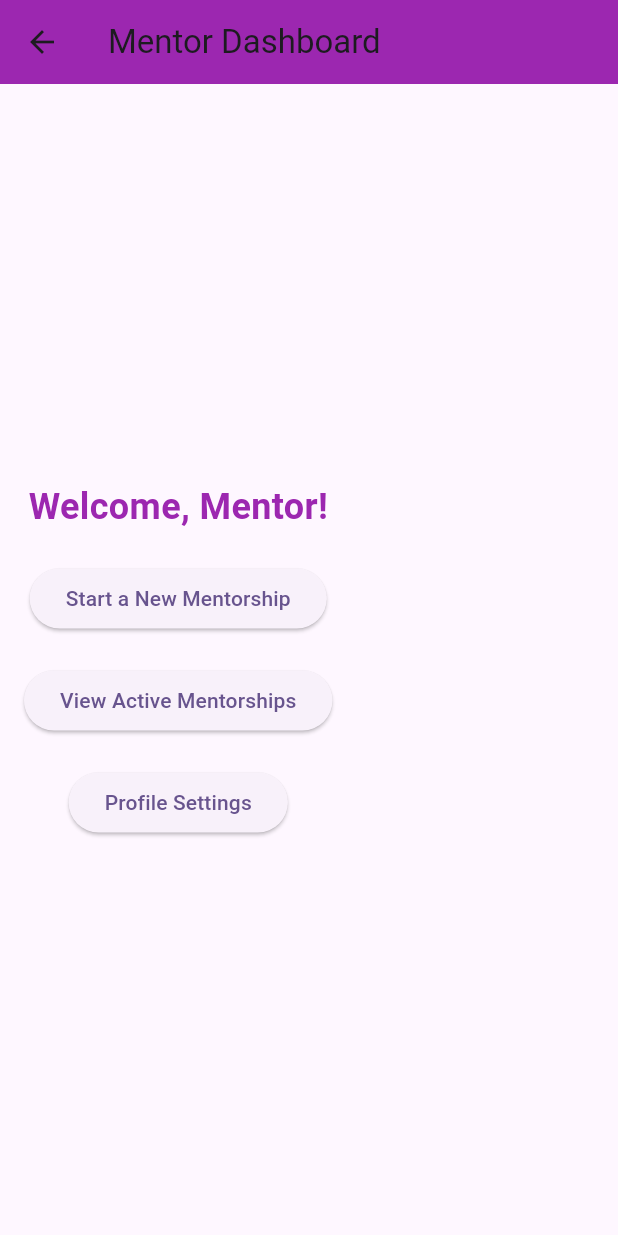
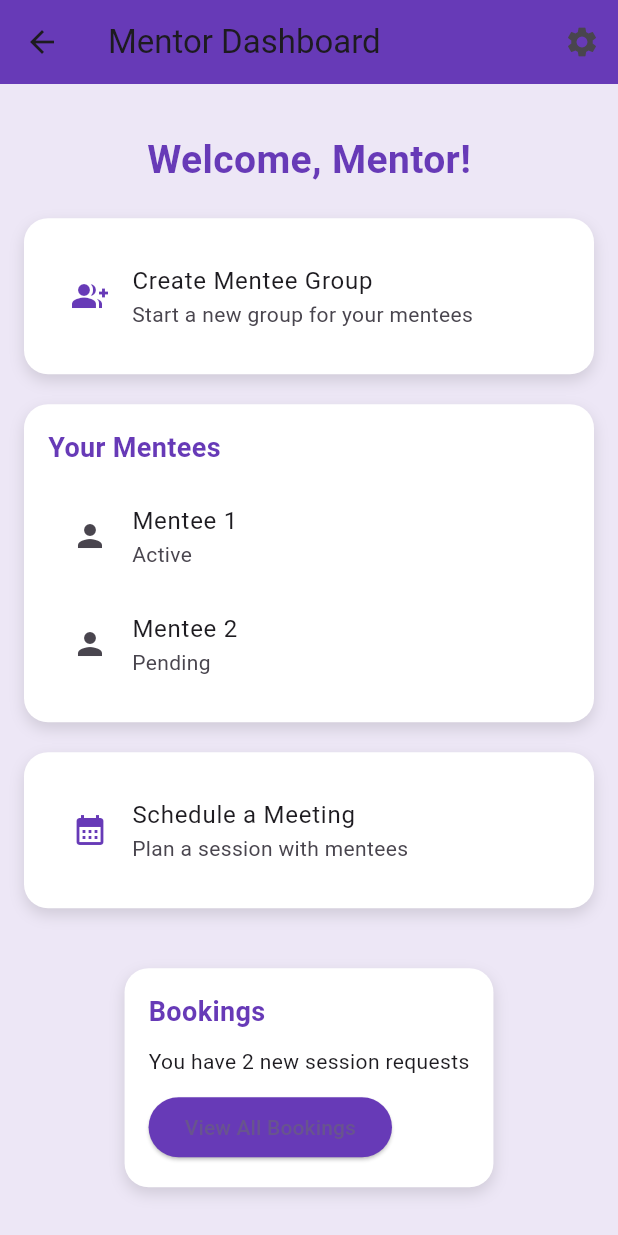
Before and after one commit to Miss-Kwara/guidami, a Flutter app: the MentorDashboard screen opened directly, on a phone screen of 412 x 824 dp. Run offline on Flutter 3.47's test engine with Material 3 defaults, Android fonts, the phone set to English and light mode, and no system bars.

Commit message:
push aggiornato

```diff
--- a/lib/main.dart
+++ b/lib/main.dart
@@ -1,5 +1,9 @@
 import 'package:flutter/material.dart';
-import 'package:guidami/screens/auth/login_screen.dart';  // Import the login screen
+import 'package:guidami/routes/app_routes.dart';
+import 'package:guidami/screens/auth/login_screen.dart';
+import 'package:guidami/screens/onboarding/role_selection_screen.dart';
+import 'package:guidami/screens/auth/dashboard/mentor_dashboard.dart';
+import 'package:guidami/screens/auth/dashboard/mentee_dashboard.dart';
 
 void main() {
   runApp(const MyApp());
@@ -15,7 +19,13 @@ class MyApp extends StatelessWidget {
       theme: ThemeData(
         colorScheme: ColorScheme.fromSeed(seedColor: Colors.deepPurple),
       ),
-      home: const LoginScreen(), // Set the LoginScreen as the home
+      initialRoute: AppRoutes.login,
+      routes: {
+        AppRoutes.login: (context) => const LoginScreen(),
+        AppRoutes.roleSelection: (context) => const RoleSelectionScreen(),
+        AppRoutes.mentorDashboard: (context) => const MentorDashboard(),
+        AppRoutes.menteeDashboard: (context) => const MenteeDashboard(),
+      },
     );
   }
 }
--- a/lib/routes/app_routes.dart
+++ b/lib/routes/app_routes.dart
@@ -0,0 +1,7 @@
+class AppRoutes {
+  static const String login = '/login';
+  static const String roleSelection = '/roleSelection';
+  static const String mentorDashboard = '/mentorDashboard';
+  static const String menteeDashboard = '/menteeDashboard';
+  static const String signup = '/signup';
+}
--- a/lib/screens/auth/dashboard/mentor_dashboard.dart
+++ b/lib/screens/auth/dashboard/mentor_dashboard.dart
@@ -8,48 +8,162 @@ class MentorDashboard extends StatelessWidget {
     return Scaffold(
       appBar: AppBar(
         title: const Text("Mentor Dashboard"),
-        backgroundColor: Colors.purple,
+        backgroundColor: Colors.deepPurple,
+        actions: [
+          IconButton(
+            icon: const Icon(Icons.settings),
+            onPressed: () {
+              // Navigate to settings
+            },
+          )
+        ],
       ),
-      body: Padding(
-        padding: const EdgeInsets.all(16.0),
+      body: Center(
+        child: ConstrainedBox(
+          constraints: const BoxConstraints(maxWidth: 600),
+          child: Padding(
+            padding: const EdgeInsets.symmetric(horizontal: 16.0, vertical: 20),
+            child: SingleChildScrollView(
               child: Column(
-          mainAxisAlignment: MainAxisAlignment.center,
-          children: <Widget>[
+                children: [
                   const Text(
                     'Welcome, Mentor!',
                     style: TextStyle(
-                fontSize: 24,
+                      fontSize: 26,
                       fontWeight: FontWeight.bold,
-                color: Colors.purple,
+                      color: Colors.deepPurple,
                     ),
                   ),
                   const SizedBox(height: 20),
-            // A button or card for setting up a new mentorship
-            ElevatedButton(
-              onPressed: () {
-                // Add your functionality here
+
+                  // Create Mentee Group
+                  _buildCard(
+                    icon: Icons.group_add,
+                    title: "Create Mentee Group",
+                    subtitle: "Start a new group for your mentees",
+                    onTap: () {
+                      // Functionality to create group
                     },
-              child: const Text("Start a New Mentorship"),
                   ),
-            const SizedBox(height: 20),
-            // A button for viewing active mentorships
-            ElevatedButton(
-              onPressed: () {
-                // Add your functionality here
-              },
-              child: const Text("View Active Mentorships"),
+
+                  // List of Mentees
+                  Container(
+                    margin: const EdgeInsets.only(bottom: 20),
+                    padding: const EdgeInsets.all(16),
+                    decoration: _boxDecoration(),
+                    child: Column(
+                      crossAxisAlignment: CrossAxisAlignment.start,
+                      children: [
+                        const Text(
+                          "Your Mentees",
+                          style: TextStyle(
+                            fontSize: 18,
+                            fontWeight: FontWeight.bold,
+                            color: Colors.deepPurple,
                           ),
-            const SizedBox(height: 20),
-            // A button for settings or profile management
-            ElevatedButton(
-              onPressed: () {
-                // Add your functionality here
-              },
-              child: const Text("Profile Settings"),
+                        ),
+                        const SizedBox(height: 10),
+                        ListView(
+                          shrinkWrap: true,
+                          physics: const NeverScrollableScrollPhysics(),
+                          children: const [
+                            ListTile(
+                              leading: Icon(Icons.person),
+                              title: Text("Mentee 1"),
+                              subtitle: Text("Active"),
+                            ),
+                            ListTile(
+                              leading: Icon(Icons.person),
+                              title: Text("Mentee 2"),
+                              subtitle: Text("Pending"),
+                            ),
+                          ],
                         ),
                       ],
                     ),
                   ),
+
+                  // Schedule a Meeting
+                  _buildCard(
+                    icon: Icons.calendar_month,
+                    title: "Schedule a Meeting",
+                    subtitle: "Plan a session with mentees",
+                    onTap: () {
+                      // Schedule meeting logic
+                    },
+                  ),
+
+                  // Bookings Section
+                  Container(
+                    margin: const EdgeInsets.only(top: 20),
+                    padding: const EdgeInsets.all(16),
+                    decoration: _boxDecoration(),
+                    child: Column(
+                      crossAxisAlignment: CrossAxisAlignment.start,
+                      children: [
+                        const Text(
+                          "Bookings",
+                          style: TextStyle(
+                            fontSize: 18,
+                            fontWeight: FontWeight.bold,
+                            color: Colors.deepPurple,
+                          ),
+                        ),
+                        const SizedBox(height: 10),
+                        const Text("You have 2 new session requests"),
+                        const SizedBox(height: 10),
+                        ElevatedButton(
+                          onPressed: () {
+                            // Navigate to bookings screen
+                          },
+                          style: ElevatedButton.styleFrom(
+                            backgroundColor: Colors.deepPurple,
+                          ),
+                          child: const Text("View All Bookings"),
+                        ),
+                      ],
+                    ),
+                  ),
+                ],
+              ),
+            ),
+          ),
+        ),
+      ),
+      backgroundColor: Colors.deepPurple.shade50,
+    );
+  }
+
+  BoxDecoration _boxDecoration() {
+    return BoxDecoration(
+      color: Colors.white,
+      borderRadius: BorderRadius.circular(16),
+      boxShadow: const [
+        BoxShadow(
+          color: Colors.black12,
+          blurRadius: 8,
+          offset: Offset(0, 4),
+        ),
+      ],
+    );
+  }
+
+  Widget _buildCard({
+    required IconData icon,
+    required String title,
+    required String subtitle,
+    required VoidCallback onTap,
+  }) {
+    return Container(
+      margin: const EdgeInsets.only(bottom: 20),
+      padding: const EdgeInsets.all(16),
+      decoration: _boxDecoration(),
+      child: ListTile(
+        leading: Icon(icon, color: Colors.deepPurple),
+        title: Text(title),
+        subtitle: Text(subtitle),
+        onTap: onTap,
+      ),
     );
   }
 }
--- a/lib/screens/onboarding/role_selection_screen.dart
+++ b/lib/screens/onboarding/role_selection_screen.dart
@@ -1,5 +1,6 @@
 import 'package:flutter/material.dart';
-import 'package:guidami/screens/auth/login_screen.dart';
+import 'package:guidami/screens/auth/dashboard/mentor_dashboard.dart';
+import 'package:guidami/screens/auth/dashboard/mentee_dashboard.dart';
 
 class RoleSelectionScreen extends StatelessWidget {
   const RoleSelectionScreen({super.key});
@@ -49,10 +50,11 @@ class RoleSelectionScreen extends StatelessWidget {
                     ),
                     child: ElevatedButton(
                       onPressed: () {
+                        // Navigate to Mentor Dashboard after login
                         Navigator.push(
                           context,
                           MaterialPageRoute(
-                            builder: (context) => const LoginScreen(),
+                            builder: (context) => const MentorDashboard(),
                           ),
                         );
                       },
@@ -73,7 +75,7 @@ class RoleSelectionScreen extends StatelessWidget {
                     ),
                   ),
 
-                  // Mentee Box
+                  // Mentee Box (You can similarly link to a mentee dashboard later)
                   Container(
                     decoration: BoxDecoration(
                       color: Colors.white,
@@ -82,10 +84,11 @@ class RoleSelectionScreen extends StatelessWidget {
                     ),
                     child: ElevatedButton(
                       onPressed: () {
+                        // Navigate to Mentee Dashboard
                         Navigator.push(
                           context,
                           MaterialPageRoute(
-                            builder: (context) => const LoginScreen(),
+                            builder: (context) => const MenteeDashboard(),
                           ),
                         );
                       },
```
Lines whose indentation alone changed are shown as unchanged.
